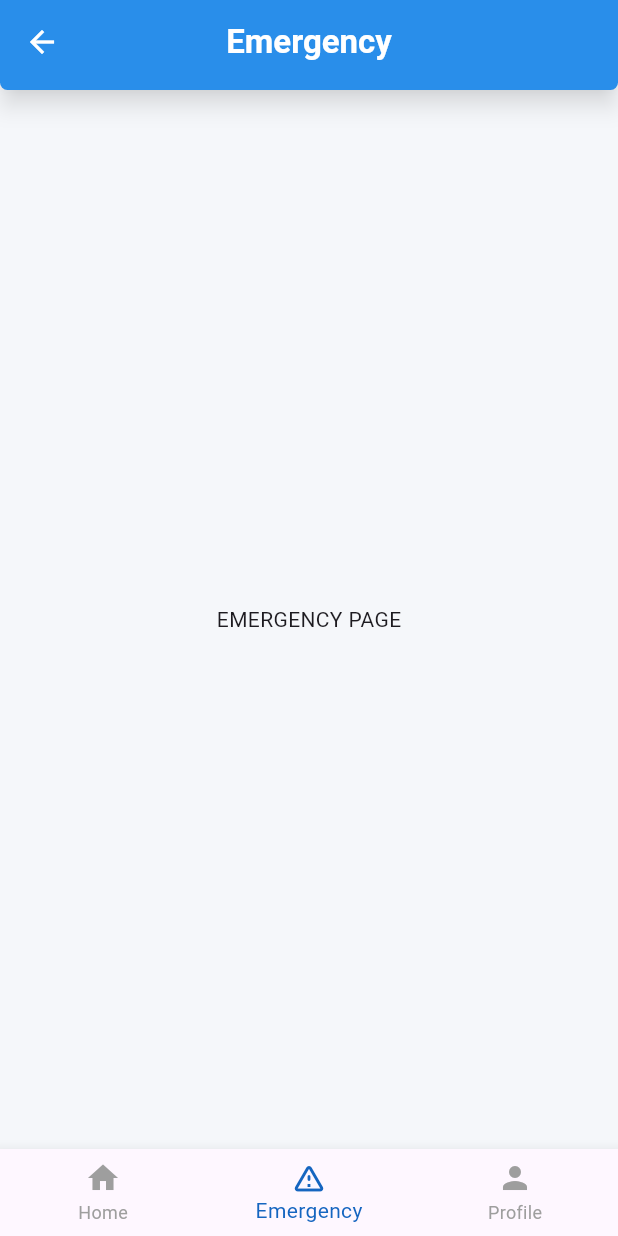
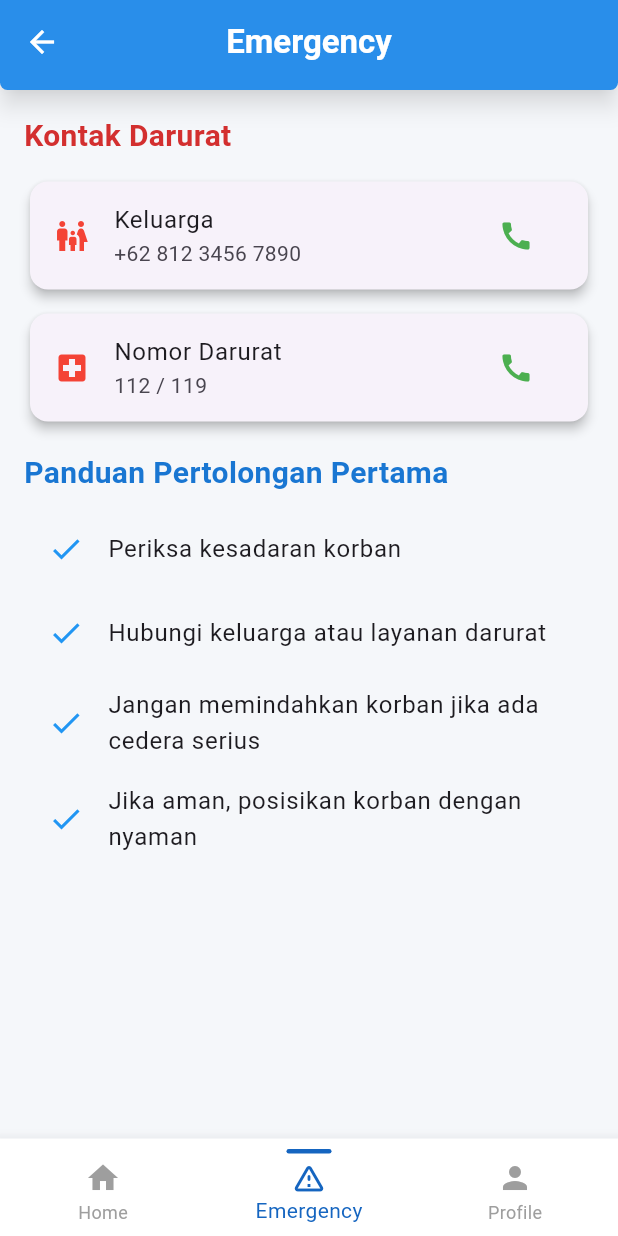
Before and after one commit to Naufal54/Tubes_IoT-ES-AI_Kelompok5, a Flutter app: the EmergencyPage screen opened by its route, on a phone screen of 412 x 824 dp. Run offline on Flutter 3.47's test engine with Material 3 defaults, Android fonts, the phone set to English and light mode, and no system bars; our stand-ins replace flutter_map, latlong2.

Commit message:
add emergency page and change nav bar

```diff
--- a/fall_detection_app/lib/core/widgets/nav_bar.dart
+++ b/fall_detection_app/lib/core/widgets/nav_bar.dart
@@ -22,6 +22,27 @@ class BottomNav extends StatelessWidget {
     }
   }
 
+  BottomNavigationBarItem _buildItem(IconData icon, String label, int index) {
+    return BottomNavigationBarItem(
+      icon: Column(
+        children: [
+          // Garis biru di atas jika aktif
+          Container(
+            height: 3,
+            width: 30,
+            decoration: BoxDecoration(
+              color: currentIndex == index ? Colors.blue[800] : Colors.transparent,
+              borderRadius: BorderRadius.circular(2),
+            ),
+          ),
+          const SizedBox(height: 4),
+          Icon(icon),
+        ],
+      ),
+      label: label,
+    );
+  }
+
   @override
   Widget build(BuildContext context) {
     return BottomNavigationBar(
@@ -29,21 +50,13 @@ class BottomNav extends StatelessWidget {
       selectedItemColor: Colors.blue[800],
       unselectedItemColor: Colors.grey,
       onTap: (index) => _onTap(context, index),
-      items: const [
-        BottomNavigationBarItem(
-          icon: Icon(AppIcons.home),
-          label: 'Home',
-        ),
-        BottomNavigationBarItem(
-          icon: Icon(AppIcons.emergency),
-          label: 'Emergency',
-        ),
-        BottomNavigationBarItem(
-          icon: Icon(AppIcons.profile),
-          label: 'Profile',
-        ),
-
+      items: [
+        _buildItem(AppIcons.home, 'Home', 0),
+        _buildItem(AppIcons.emergency, 'Emergency', 1),
+        _buildItem(AppIcons.profile, 'Profile', 2),
       ],
+      type: BottomNavigationBarType.fixed,
+      backgroundColor: Colors.white,
     );
   }
 }
--- a/fall_detection_app/lib/features/emergency/emergency_page.dart
+++ b/fall_detection_app/lib/features/emergency/emergency_page.dart
@@ -9,7 +9,99 @@ class EmergencyPage extends StatelessWidget {
   Widget build(BuildContext context) {
     return Scaffold(
       appBar: const AppBarWidget(title: 'Emergency'),
-      body: const Center(child: Text('EMERGENCY PAGE')),
+      body: SafeArea(
+        child: Padding(
+          padding: const EdgeInsets.all(16.0),
+          child: Column(
+            crossAxisAlignment: CrossAxisAlignment.start,
+            children: [
+              // Informasi Kontak Darurat
+              Text(
+                'Kontak Darurat',
+                style: TextStyle(
+                  fontSize: 20,
+                  fontWeight: FontWeight.bold,
+                  color: Colors.red[700],
+                ),
+              ),
+              const SizedBox(height: 12),
+
+              Card(
+                shape: RoundedRectangleBorder(
+                  borderRadius: BorderRadius.circular(12),
+                ),
+                elevation: 3,
+                child: ListTile(
+                  leading: const Icon(Icons.family_restroom, color: Colors.red),
+                  title: const Text('Keluarga'),
+                  subtitle: const Text('+62 812 3456 7890'),
+                  trailing: IconButton(
+                    icon: const Icon(Icons.call, color: Colors.green),
+                    onPressed: () {
+                      // Tambahkan aksi untuk melakukan panggilan telepon
+                    },
+                  ),
+                ),
+              ),
+
+              const SizedBox(height: 8),
+
+              Card(
+                shape: RoundedRectangleBorder(
+                  borderRadius: BorderRadius.circular(12),
+                ),
+                elevation: 3,
+                child: ListTile(
+                  leading: const Icon(Icons.local_hospital, color: Colors.red),
+                  title: const Text('Nomor Darurat'),
+                  subtitle: const Text('112 / 119'),
+                  trailing: IconButton(
+                    icon: const Icon(Icons.call, color: Colors.green),
+                    onPressed: () {
+                      // Tambahkan aksi untuk melakukan panggilan telepon
+                    },
+                  ),
+                ),
+              ),
+
+              const SizedBox(height: 16),
+
+              // Panduan Pertolongan Pertama
+              Text(
+                'Panduan Pertolongan Pertama',
+                style: TextStyle(
+                  fontSize: 20,
+                  fontWeight: FontWeight.bold,
+                  color: Colors.blue[700],
+                ),
+              ),
+              const SizedBox(height: 8),
+              Expanded(
+                child: ListView(
+                  children: const [
+                    ListTile(
+                      leading: Icon(Icons.check, color: Colors.blue),
+                      title: Text('Periksa kesadaran korban'),
+                    ),
+                    ListTile(
+                      leading: Icon(Icons.check, color: Colors.blue),
+                      title: Text('Hubungi keluarga atau layanan darurat'),
+                    ),
+                    ListTile(
+                      leading: Icon(Icons.check, color: Colors.blue),
+                      title: Text('Jangan memindahkan korban jika ada cedera serius'),
+                    ),
+                    ListTile(
+                      leading: Icon(Icons.check, color: Colors.blue),
+                      title: Text('Jika aman, posisikan korban dengan nyaman'),
+                    ),
+                  ],
+                ),
+              ),
+            ],
+          ),
+        ),
+      ),
       bottomNavigationBar: const BottomNav(currentIndex: 1),
     );
   }
--- a/fall_detection_app/lib/features/home/home_page.dart
+++ b/fall_detection_app/lib/features/home/home_page.dart
@@ -95,7 +95,7 @@ class _HomePageState extends State<HomePage> {
           lastUpdate: '10:32 AM',
           history: [
             {'time': '10:15 AM', 'status': 'Normal'},
-            {'time': '09:50 AM', 'status': 'Risiko Jatuh'},
+            {'time': '09:50 AM', 'status': 'Jatuh Terdeteksi'},
             {'time': '09:00 AM', 'status': 'Jatuh Terdeteksi'},
           ],
         ),
```
